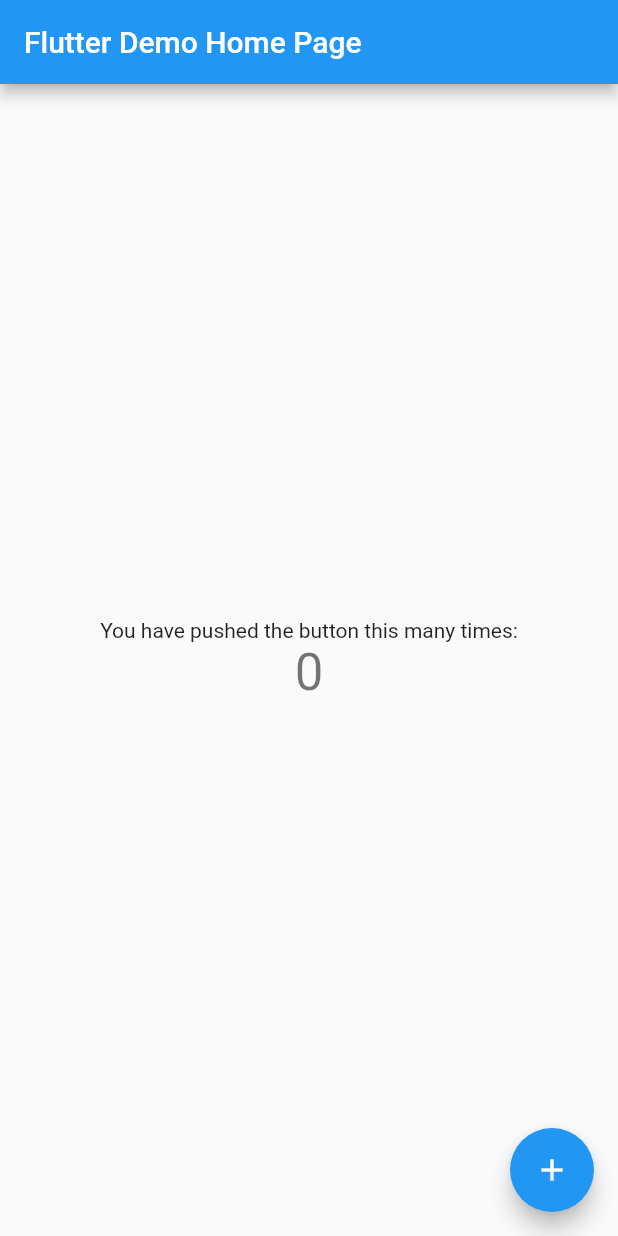
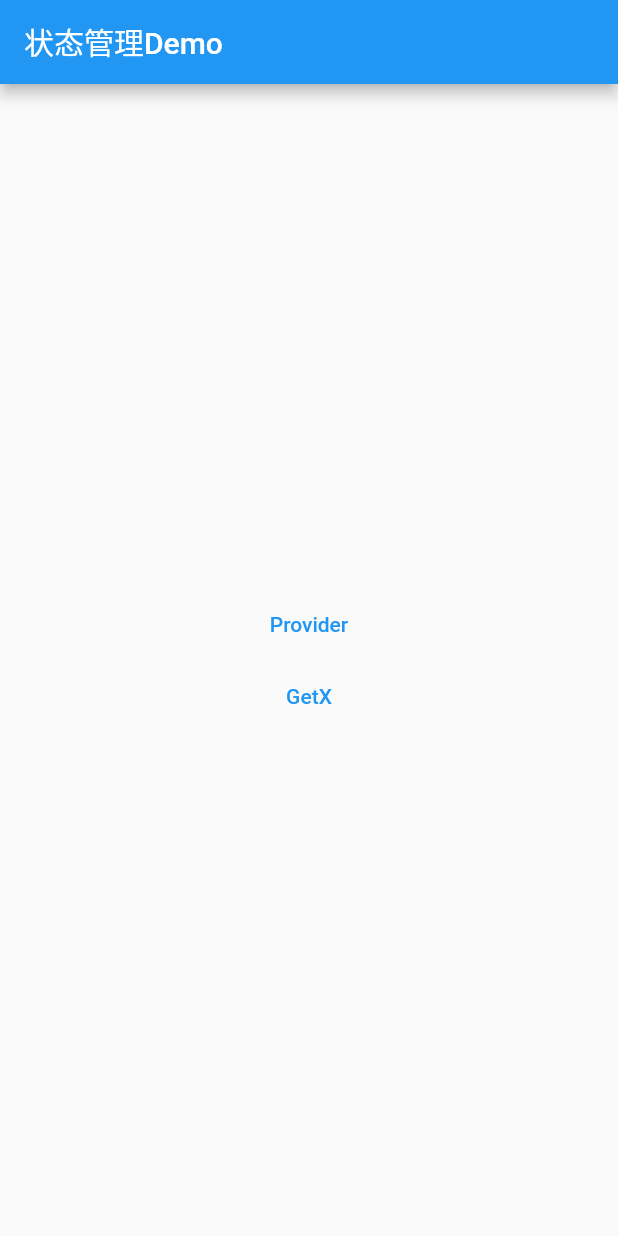
Before and after one commit to Hooollly/flutter_learn, a Flutter app: the screen it shows after launch, on a phone screen of 412 x 824 dp. Run offline on Flutter 3.47's test engine with Material 2 defaults, Android fonts, the phone set to English and light mode, and no system bars.

Commit message:
1. 入口列表 2. Provider示例页面

```diff
--- a/lib/main.dart
+++ b/lib/main.dart
@@ -1,10 +1,14 @@
 import 'package:flutter/material.dart';
 
+import 'pages/main/page.dart';
+
 void main() {
-  runApp(MyApp());
+  runApp(const MyApp());
 }
 
 class MyApp extends StatelessWidget {
+  const MyApp({Key? key}) : super(key: key);
+
   @override
   Widget build(BuildContext context) {
     return MaterialApp(
@@ -12,54 +16,7 @@ class MyApp extends StatelessWidget {
       theme: ThemeData(
         primarySwatch: Colors.blue,
       ),
-      home: MyHomePage(title: 'Flutter Demo Home Page'),
+      home: const MainPage(),
     );
   }
 }
-
-class MyHomePage extends StatefulWidget {
-  MyHomePage({Key? key, required this.title}) : super(key: key);
-
-  final String title;
-
-  @override
-  _MyHomePageState createState() => _MyHomePageState();
-}
-
-class _MyHomePageState extends State<MyHomePage> {
-  int _counter = 0;
-
-  void _incrementCounter() {
-    setState(() {
-      _counter++;
-    });
-  }
-
-  @override
-  Widget build(BuildContext context) {
-    return Scaffold(
-      appBar: AppBar(
-        title: Text(widget.title),
-      ),
-      body: Center(
-        child: Column(
-          mainAxisAlignment: MainAxisAlignment.center,
-          children: <Widget>[
-            Text(
-              'You have pushed the button this many times:',
-            ),
-            Text(
-              '$_counter',
-              style: Theme.of(context).textTheme.headline4,
-            ),
-          ],
-        ),
-      ),
-      floatingActionButton: FloatingActionButton(
-        onPressed: _incrementCounter,
-        tooltip: 'Increment',
-        child: Icon(Icons.add),
-      ),
-    );
-  }
-}
--- /dev/null
+++ b/lib/pages/main/page.dart
@@ -0,0 +1,42 @@
+import 'package:flutter/material.dart';
+import 'package:flutter_learn/pages/provider/page.dart';
+
+/// 主页面
+class MainPage extends StatefulWidget {
+  const MainPage({Key? key}) : super(key: key);
+
+  @override
+  _MainPageState createState() => _MainPageState();
+}
+
+class _MainPageState extends State<MainPage> {
+  void jump(Widget page) {
+    Navigator.of(context).push(MaterialPageRoute(builder: (context) {
+      return page;
+    }));
+  }
+
+  @override
+  Widget build(BuildContext context) {
+    return Scaffold(
+      appBar: AppBar(
+        title: Text('状态管理Demo'),
+      ),
+      body: Center(
+        child: Column(
+          mainAxisSize: MainAxisSize.min,
+          children: [
+            TextButton(
+              onPressed: () => jump(ProviderDemoPage()),
+              child: Text('Provider'),
+            ),
+            TextButton(
+              onPressed: () => jump(ProviderDemoPage()),
+              child: Text('GetX'),
+            ),
+          ],
+        ),
+      ),
+    );
+  }
+}
--- /dev/null
+++ b/lib/pages/widgets.dart
@@ -0,0 +1,2 @@
+import 'package:flutter/material.dart';
+import 'package:flutter_learn/commons/values.dart';
--- a/pubspec.yaml
+++ b/pubspec.yaml
@@ -28,6 +28,7 @@ dependencies:
   # The following adds the Cupertino Icons font to your application.
   # Use with the CupertinoIcons class for iOS style icons.
   cupertino_icons: ^1.0.2
+  provider: ^6.0.2
 
 dev_dependencies:
   flutter_test:
```
Also changed, not shown: lib/commons/values.dart (added, +27 -0 lines), lib/pages/getx/page.dart (added, +10 -0 lines), lib/pages/getx/state.dart (added, +10 -0 lines), lib/pages/provider/notifiers.dart (added, +27 -0 lines), lib/pages/provider/page.dart (added, +179 -0 lines), pubspec.lock.
